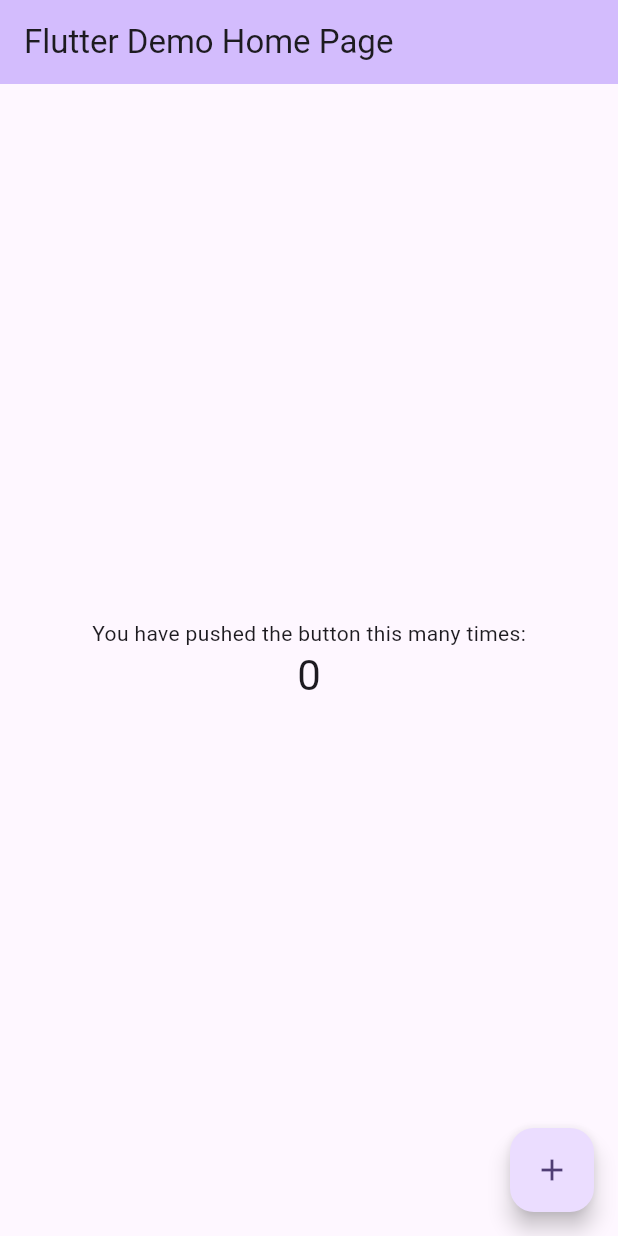
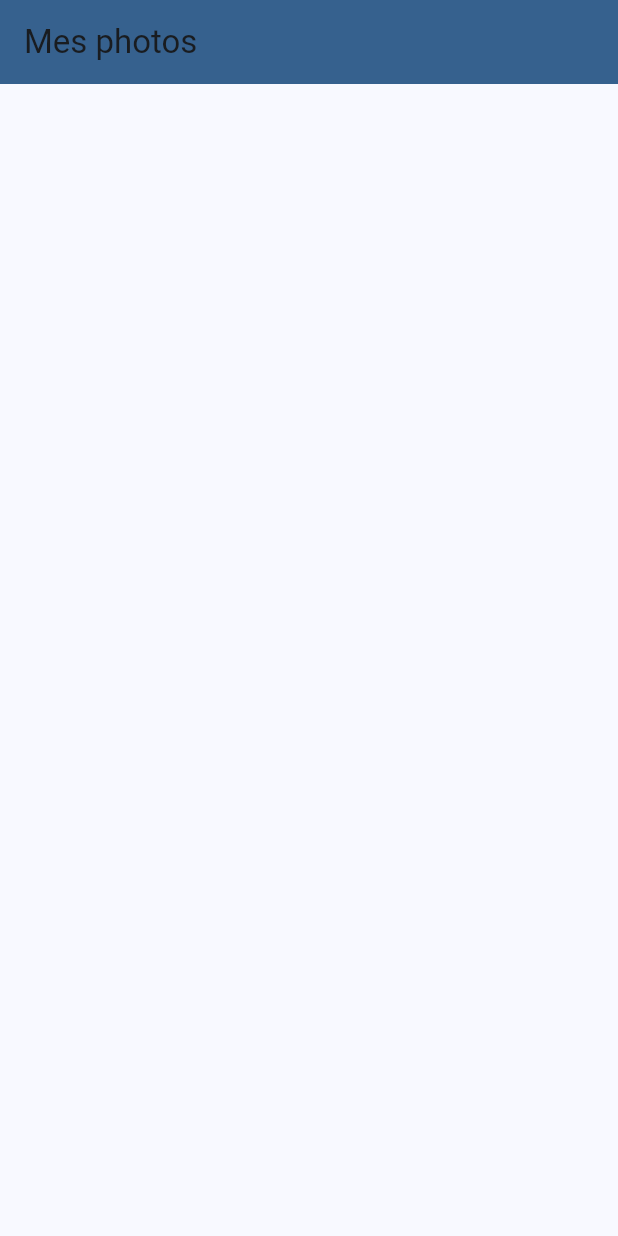
Before and after one commit to KaserekaKighunda/My_photos, a Flutter app: the screen it shows after launch, on a phone screen of 412 x 824 dp. Run offline on Flutter 3.47's test engine with Material 3 defaults, Android fonts, the phone set to English and light mode, and no system bars.

Commit message:
deleting comments

```diff
--- a/lib/main.dart
+++ b/lib/main.dart
@@ -12,41 +12,18 @@
   Widget build(BuildContext context) {
     return MaterialApp(
       title: 'Flutter Demo',
+      debugShowCheckedModeBanner: false,
       theme: ThemeData(
-        // This is the theme of your application.
-        //
-        // TRY THIS: Try running your application with "flutter run". You'll see
-        // the application has a purple toolbar. Then, without quitting the app,
-        // try changing the seedColor in the colorScheme below to Colors.green
-        // and then invoke "hot reload" (save your changes or press the "hot
-        // reload" button in a Flutter-supported IDE, or press "r" if you used
-        // the command line to start the app).
-        //
-        // Notice that the counter didn't reset back to zero; the application
-        // state is not lost during the reload. To reset the state, use hot
-        // restart instead.
-        //
-        // This works for code too, not just values: Most code changes can be
-        // tested with just a hot reload.
-        colorScheme: ColorScheme.fromSeed(seedColor: Colors.deepPurple),
+        colorScheme: ColorScheme.fromSeed(seedColor: Colors.blue),
         useMaterial3: true,
       ),
-      home: const MyHomePage(title: 'Flutter Demo Home Page'),
+      home: const MyHomePage(title: 'Mes photos'),
     );
   }
 }
 
 class MyHomePage extends StatefulWidget {
   const MyHomePage({super.key, required this.title});
-
-  // This widget is the home page of your application. It is stateful, meaning
-  // that it has a State object (defined below) that contains fields that affect
-  // how it looks.
-
-  // This class is the configuration for the state. It holds the values (in this
-  // case the title) provided by the parent (in this case the App widget) and
-  // used by the build method of the State. Fields in a Widget subclass are
-  // always marked "final".
 
   final String title;
 
@@ -55,71 +32,19 @@
 }
 
 class _MyHomePageState extends State<MyHomePage> {
-  int _counter = 0;
-
-  void _incrementCounter() {
-    setState(() {
-      // This call to setState tells the Flutter framework that something has
-      // changed in this State, which causes it to rerun the build method below
-      // so that the display can reflect the updated values. If we changed
-      // _counter without calling setState(), then the build method would not be
-      // called again, and so nothing would appear to happen.
-      _counter++;
-    });
-  }
-
   @override
   Widget build(BuildContext context) {
-    // This method is rerun every time setState is called, for instance as done
-    // by the _incrementCounter method above.
-    //
-    // The Flutter framework has been optimized to make rerunning build methods
-    // fast, so that you can just rebuild anything that needs updating rather
-    // than having to individually change instances of widgets.
     return Scaffold(
       appBar: AppBar(
-        // TRY THIS: Try changing the color here to a specific color (to
-        // Colors.amber, perhaps?) and trigger a hot reload to see the AppBar
-        // change color while the other colors stay the same.
-        backgroundColor: Theme.of(context).colorScheme.inversePrimary,
-        // Here we take the value from the MyHomePage object that was created by
-        // the App.build method, and use it to set our appbar title.
+        backgroundColor: Theme.of(context).colorScheme.primary,
         title: Text(widget.title),
       ),
       body: Center(
-        // Center is a layout widget. It takes a single child and positions it
-        // in the middle of the parent.
         child: Column(
-          // Column is also a layout widget. It takes a list of children and
-          // arranges them vertically. By default, it sizes itself to fit its
-          // children horizontally, and tries to be as tall as its parent.
-          //
-          // Column has various properties to control how it sizes itself and
-          // how it positions its children. Here we use mainAxisAlignment to
-          // center the children vertically; the main axis here is the vertical
-          // axis because Columns are vertical (the cross axis would be
-          // horizontal).
-          //
-          // TRY THIS: Invoke "debug painting" (choose the "Toggle Debug Paint"
-          // action in the IDE, or press "p" in the console), to see the
-          // wireframe for each widget.
           mainAxisAlignment: MainAxisAlignment.center,
-          children: <Widget>[
-            const Text(
-              'You have pushed the button this many times:',
-            ),
-            Text(
-              '$_counter',
-              style: Theme.of(context).textTheme.headlineMedium,
-            ),
-          ],
+          children: <Widget>[],
         ),
       ),
-      floatingActionButton: FloatingActionButton(
-        onPressed: _incrementCounter,
-        tooltip: 'Increment',
-        child: const Icon(Icons.add),
-      ), // This trailing comma makes auto-formatting nicer for build methods.
     );
   }
 }
```
